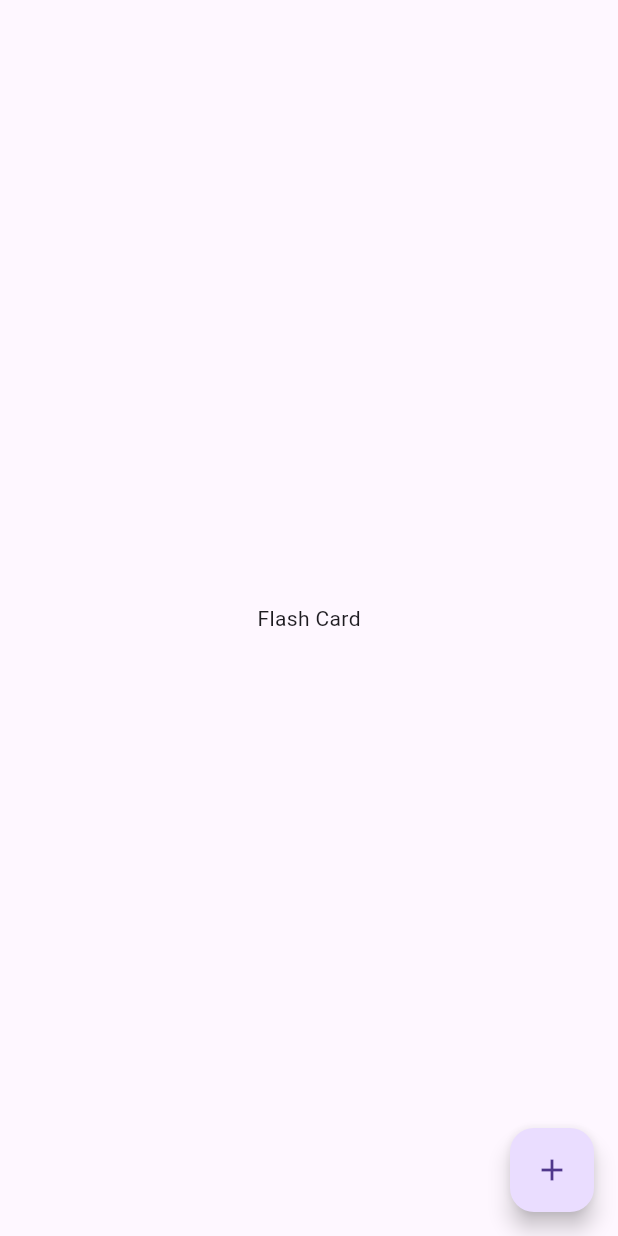
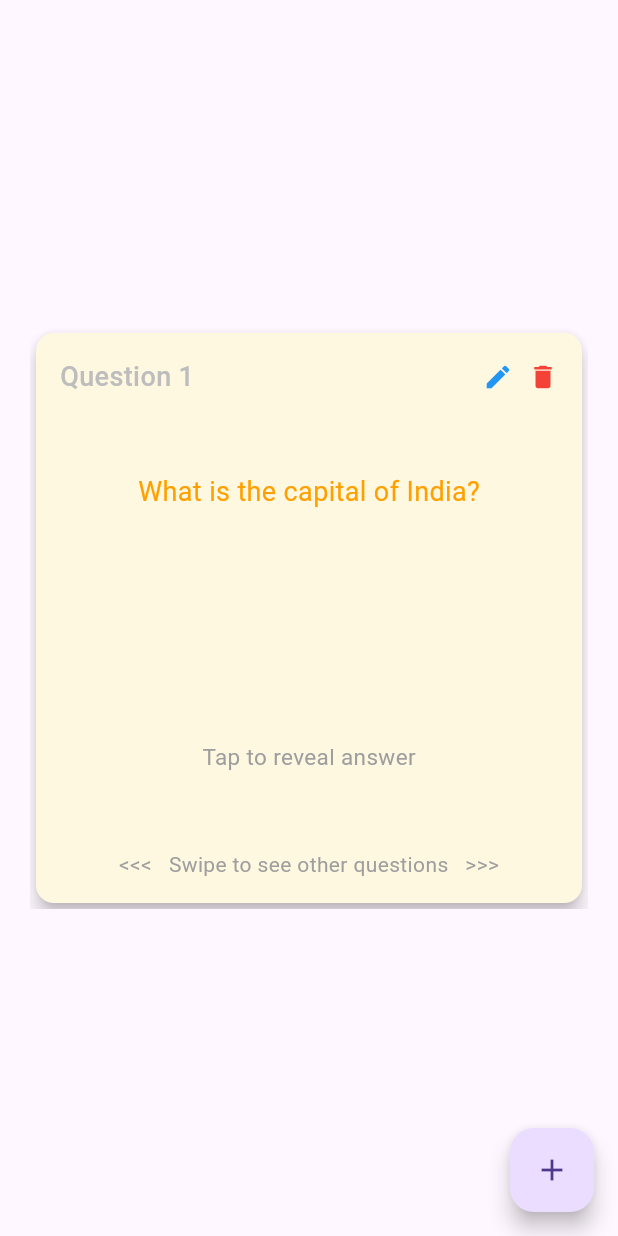
Before and after one commit to Debdaru07/flash_card_CRUD, a Flutter app: the screen it shows after launch, on a phone screen of 412 x 824 dp. Run offline on Flutter 3.47's test engine with Material 3 defaults, Android fonts, the phone set to English and light mode, and no system bars.

Commit message:
UI Card Styling implemented.

```diff
--- a/lib/view/qna_view.dart
+++ b/lib/view/qna_view.dart
@@ -1,6 +1,9 @@
 
 import 'package:flutter/material.dart';
+import 'package:provider/provider.dart';
 
+import '../model/qna_model.dart';
+import '../view_model/form_handler.dart';
 import 'qna_form.dart';
 
 class QnAView extends StatefulWidget {
@@ -11,12 +14,33 @@ class QnAView extends StatefulWidget {
 }
 
 class _QnAViewState extends State<QnAView> {
+  List<QNAModel> cardItems = [];
+  late FormHandler formHandler;
+
+  @override
+  void initState() {
+    super.initState();
+    formHandler = Provider.of<FormHandler>(context, listen: false);
+    formHandler.init5RandomQnAs();
+  }
+
   @override
   Widget build(BuildContext context) {
     return SafeArea(
-      child: Scaffold(
-        body: const Center(
-          child: Text('Flash Card')
+      child: Consumer<FormHandler>(
+        builder: (context, formHandler, child) => Scaffold(
+          body: Center(
+            child: Container(
+              height: MediaQuery.of(context).size.height * 0.5,
+              padding: const EdgeInsets.all(12),
+              margin: const EdgeInsets.all(8),
+              child: PageView.builder(
+                scrollDirection: Axis.horizontal,
+                itemCount: formHandler.cardItems.length,
+                itemBuilder: (context, index) => QuestionCard(index: index,item: formHandler.cardItems[index],),
+                pageSnapping: true,
+              ),
+            ),
           ),
           floatingActionButton: FloatingActionButton(
             onPressed: () {
@@ -30,7 +54,117 @@ class _QnAViewState extends State<QnAView> {
             child: const Icon(Icons.add),
           ),
         ),
+      ),
+    );
+  }
 
+
+
+
+}
+
+class QuestionCard extends StatefulWidget {
+  final int index;
+  final QNAModel item;
+  const QuestionCard({super.key, required this.index, required this.item});
+
+  @override
+  State<QuestionCard> createState() => _QuestionCardState();
+}
+
+class _QuestionCardState extends State<QuestionCard> {
+  bool _showAnswer = false;
+  void _toggleAnswer() {
+    setState(() {
+      _showAnswer = !_showAnswer;
+    });
+  }
+
+  @override
+  Widget build(BuildContext context) {
+    return GestureDetector(
+      onTap: _toggleAnswer,
+      child: _showAnswer ?
+      AnimatedOpacity(
+        opacity: _showAnswer ? 1.0 : 0.0,
+        duration: const Duration(milliseconds: 300),
+        child: answerFlashCard(widget.index, widget.item),
+      )
+      : eachFlashCard(context,widget.index, widget.item),
     );
   }
 }
+
+Widget answerFlashCard(int index, QNAModel item) {
+  return Card(
+    elevation: 5,
+    color: Colors.cyan[50],
+    child: Padding(
+      padding: const EdgeInsets.all(16.0),
+      child: Column(
+        crossAxisAlignment: CrossAxisAlignment.center,
+        mainAxisAlignment: MainAxisAlignment.center,
+        children: [
+          Text('Answer for Question ${index + 1}', textAlign: TextAlign.center,style: TextStyle(fontWeight: FontWeight.bold, fontSize: 16, color: Colors.grey[400]),),
+          const Spacer(flex: 1,),
+          Text(item.answer, style: TextStyle(fontSize: 18,color: Colors.cyan[700]), maxLines: 3,),
+          const Spacer(flex: 3,),
+          Text('Tap to go back to the Question', style: TextStyle(fontSize: 15, fontWeight: FontWeight.w400, color: Colors.grey[500]),),
+        ],
+      ),
+    ),
+  );
+}
+
+Widget eachFlashCard(context,int index, QNAModel item) {
+  return Card(
+    elevation: 5,
+    color: Colors.amber[50],
+    child: Padding(
+      padding: const EdgeInsets.all(16.0),
+      child: Column(
+        crossAxisAlignment: CrossAxisAlignment.center,
+        mainAxisAlignment: MainAxisAlignment.center,
+        children: [
+          Row(
+            mainAxisAlignment: MainAxisAlignment.spaceBetween,
+            children: [
+              Text('Question ${index + 1}', style: TextStyle(fontWeight: FontWeight.w500, fontSize: 18, color: Colors.grey[400]),),
+              Row(
+                children: [
+                  InkWell(
+                    onTap: () {
+                      Navigator.push(
+                        context,
+                        MaterialPageRoute(
+                          builder: (context) => QnAForm(item: item,),
+                        ),
+                      );
+                    },
+                    child: const Icon(Icons.edit, color: Colors.blue,size: 20,)),
+                  const SizedBox(width: 10,),
+                  InkWell(
+                    onTap: () {
+
+                    },
+                    child: const Icon(Icons.delete, color: Colors.red,size: 20,)),
+                ],
+              )
+            ],
+          ),
+          const Spacer(flex: 1,),
+          Text(item.question, style: TextStyle(fontSize: 18, fontWeight: FontWeight.normal, color: Colors.amber[700]), maxLines: 3,),
+          const Spacer(flex: 3,),
+          Text('Tap to reveal answer', style: TextStyle(fontSize: 15, fontWeight: FontWeight.w400, color: Colors.grey[500]),),
+          const Spacer(flex: 1,),
+          Row(
+            mainAxisAlignment: MainAxisAlignment.center,
+            children: [
+              Text('<<<   Swipe to see other questions   >>>', style: TextStyle(fontSize: 14, fontWeight: FontWeight.w400, color: Colors.grey[500]),),
+            ],
+          ),
+        ],
+      ),
+    ),
+  );
+}
--- a/lib/view_model/form_handler.dart
+++ b/lib/view_model/form_handler.dart
@@ -1,22 +1,46 @@
 import 'package:flutter/material.dart';
 
+import '../model/qna_model.dart';
+
 class FormHandler with ChangeNotifier{
+  List<QNAModel> _cardItems = [];
+  List<QNAModel> get cardItems => _cardItems;
+
   final TextEditingController question = TextEditingController();
   final TextEditingController answer = TextEditingController();
 
   void resetFields() {
     question.clear();
     answer.clear();
+    notifyListeners();
   }
 
   void applyFunc() {
     if(question.text.isEmpty) {
-      // Question is needed
+      // Error, Question is needed
     } else if(answer.text.isEmpty) {
-      // Answer is needed
+      // Error, Answer is needed
     } else {
-      // Success
+      // Show Success Message
+      _cardItems.add(QNAModel(question: question.text,answer: answer.text));
     }
   }
 
+  initEmpty() {
+   _cardItems.clear();
+    notifyListeners();
+  }
+
+  init5RandomQnAs(){
+    _cardItems = [
+      QNAModel(question: "What is the capital of India?", answer: "New Delhi"),
+      QNAModel(question: "What is the largest country in the world by land area?", answer: "Russia"),
+      QNAModel(question: "What is the tallest land animal?", answer: "Giraffe"),
+      QNAModel(question: "What is the fastest land animal?", answer: "Cheetah"),
+      QNAModel(question: "What is the largest organ in the human body?", answer: "Liver"),
+      QNAModel(question: "What is the smallest country in the world?", answer: "Vatican City"),
+      QNAModel(question: "What is the largest ocean in the world?", answer: "Pacific Ocean")
+    ];
+  }
+
 }
```
Lines whose indentation alone changed are shown as unchanged.
